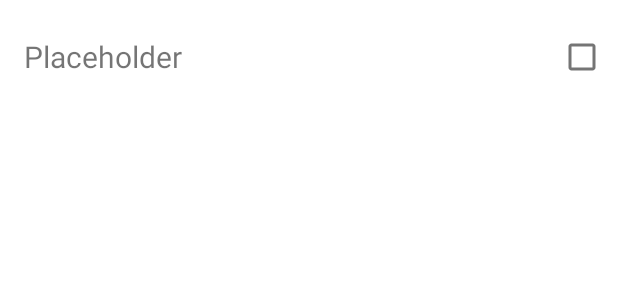
After one commit to LiangL2020/NotLonesomeGeorge, an Android app: the layout item_todo.xml on its own in the app's theme, with its tools: preview values and no code run, on a phone screen of 412 x 824 dp. The commit adds this screen. Shown: the top 300 px of the screen. Run offline under Robolectric (Android 15) with nearby library versions, the phone set to English and light mode, and no system bars.

Commit message:
get Got!

```diff
--- /dev/null
+++ b/app/src/main/res/layout/item_todo.xml
@@ -0,0 +1,30 @@
+<?xml version="1.0" encoding="utf-8"?>
+<androidx.constraintlayout.widget.ConstraintLayout xmlns:android="http://schemas.android.com/apk/res/android"
+    xmlns:app="http://schemas.android.com/apk/res-auto"
+    xmlns:tools="http://schemas.android.com/tools"
+    android:layout_width="match_parent"
+    android:layout_height="75dp">
+
+    <TextView
+        android:id="@+id/tvTitle"
+        android:layout_width="0dp"
+        android:layout_height="wrap_content"
+        android:layout_marginStart="16dp"
+        android:textSize="20sp"
+        app:layout_constraintBottom_toBottomOf="parent"
+        app:layout_constraintEnd_toStartOf="@+id/cbDone"
+        app:layout_constraintStart_toStartOf="parent"
+        app:layout_constraintTop_toTopOf="parent"
+        tools:text="Placeholder" />
+
+    <CheckBox
+        android:id="@+id/cbDone"
+        android:layout_width="wrap_content"
+        android:layout_height="wrap_content"
+        app:layout_constraintBottom_toBottomOf="parent"
+        app:layout_constraintEnd_toEndOf="parent"
+        app:layout_constraintTop_toTopOf="parent" />
+
+
+
+</androidx.constraintlayout.widget.ConstraintLayout>
```
Also changed, not shown: app/build.gradle (+20 -0 lines), app/src/main/AndroidManifest.xml (+18 -8 lines), app/src/main/java/com/example/notlonesomegeorge/MainActivity.kt (+15 -0 lines), app/src/main/java/com/example/notlonesomegeorge/NetWorkActivity.kt (added, +55 -0 lines), app/src/main/java/com/example/notlonesomegeorge/RetrofitInstance.kt (added, +17 -0 lines), app/src/main/java/com/example/notlonesomegeorge/Todo.kt (added, +8 -0 lines), app/src/main/java/com/example/notlonesomegeorge/TodoAdapter.kt (added, +46 -0 lines), app/src/main/java/com/example/notlonesomegeorge/TodoApi.kt (added, +12 -0 lines), app/src/main/res/layout/activity_net_work.xml (added, +30 -0 lines).
